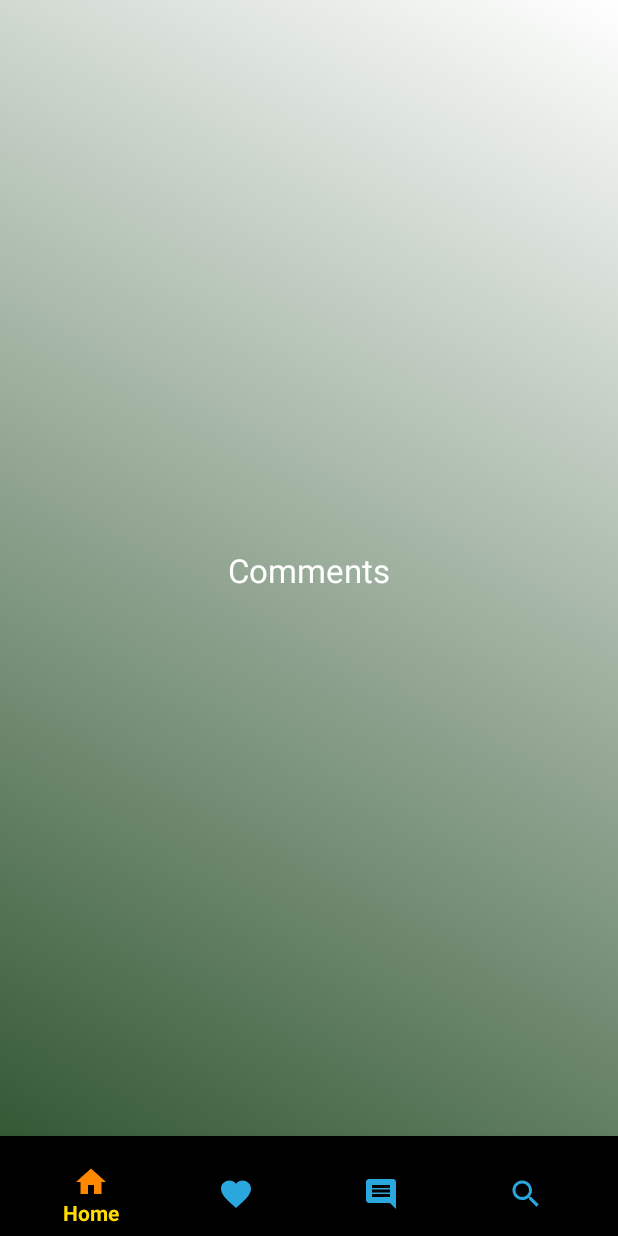
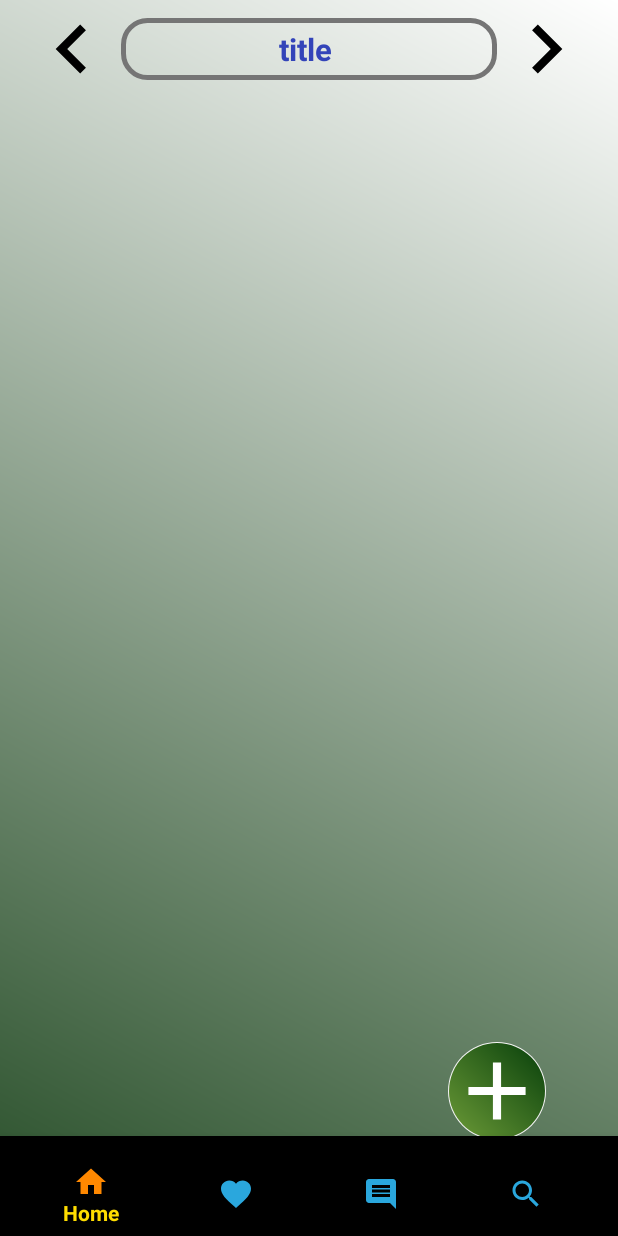
Before and after one commit to owisezoubi/RadioApplication, an Android app: the fragment CommentsFragment placed in its activity, on a phone screen of 412 x 824 dp. Run offline under Robolectric (Android 15) with nearby library versions, the phone set to English and light mode, and no system bars; our stand-ins replace sdp/ssp sizes; libraries missing offline, so code that uses them is left out: com.cloudant.sync, com.miguelcatalan.materialsearchview, com.wang.avi; 7 statements that could not run were skipped.

Commit message:
start of comments .. layout design

```diff
--- /dev/null
+++ b/app/src/main/res/drawable/background_comments_title.xml
@@ -0,0 +1,15 @@
+<?xml version="1.0" encoding="utf-8"?>
+<shape xmlns:android="http://schemas.android.com/apk/res/android"
+    android:shape="rectangle">
+    <gradient
+        android:endColor="@color/clear"
+        android:startColor="@color/clear"
+        android:angle="45" />
+
+
+    <stroke
+        android:width="3dp"
+        android:color="@color/secondaryText" />
+    <corners android:radius="16dp" />
+
+</shape>
--- /dev/null
+++ b/app/src/main/res/drawable/button_add_comment.xml
@@ -0,0 +1,43 @@
+<?xml version="1.0" encoding="utf-8"?>
+<layer-list xmlns:android="http://schemas.android.com/apk/res/android">
+
+    <!-- Outside border/shadow -->
+    <item>
+        <shape android:shape="oval">
+            <size
+                android:width="200dp"
+                android:height="200dp" />
+            <gradient
+                android:angle="135"
+                android:endColor="#f4f4f4"
+                android:startColor="#f4f4f4" />
+        </shape>
+    </item>
+
+    <!-- Inset -->
+    <item
+        android:top="1dp"
+        android:left="1dp"
+        android:right="1dp"
+        android:bottom="1dp">
+        <shape android:shape="oval">
+            <gradient
+                android:angle="45"
+                android:startColor="#6C9B37"
+                android:endColor="#073F0B" />
+        </shape>
+    </item>
+
+
+    <!-- Main button -->
+    <item
+        android:top="16dp"
+        android:left="16dp"
+        android:right="16dp"
+        android:bottom="16dp">
+        <shape android:shape="oval">
+            <solid android:color="#00000000" />
+        </shape>
+    </item>
+
+</layer-list>
--- /dev/null
+++ b/app/src/main/res/drawable/ic_add.xml
@@ -0,0 +1,10 @@
+<vector android:autoMirrored="true"
+    android:height="24dp"
+    android:viewportHeight="24.0"
+    android:viewportWidth="24.0"
+    android:width="24dp"
+    xmlns:android="http://schemas.android.com/apk/res/android">
+    <path
+        android:fillColor="#FF000000"
+        android:pathData="M19,13h-6v6h-2v-6H5v-2h6V5h2v6h6v2z" />
+</vector>
--- /dev/null
+++ b/app/src/main/res/drawable/ic_chevron_left.xml
@@ -0,0 +1,10 @@
+<vector android:autoMirrored="true"
+    android:height="24dp"
+    android:viewportHeight="24.0"
+    android:viewportWidth="24.0"
+    android:width="24dp"
+    xmlns:android="http://schemas.android.com/apk/res/android">
+    <path
+        android:fillColor="#FF000000"
+        android:pathData="M15.41,7.41L14,6l-6,6 6,6 1.41,-1.41L10.83,12z" />
+</vector>
--- /dev/null
+++ b/app/src/main/res/drawable/ic_chevron_right.xml
@@ -0,0 +1,10 @@
+<vector android:autoMirrored="true"
+    android:height="24dp"
+    android:viewportHeight="24.0"
+    android:viewportWidth="24.0"
+    android:width="24dp"
+    xmlns:android="http://schemas.android.com/apk/res/android">
+    <path
+        android:fillColor="#FF000000"
+        android:pathData="M10,6L8.59,7.41 13.17,12l-4.58,4.59L10,18l6,-6z" />
+</vector>
--- a/app/src/main/res/layout/fragment_comments.xml
+++ b/app/src/main/res/layout/fragment_comments.xml
@@ -1,14 +1,86 @@
 <?xml version="1.0" encoding="utf-8"?>
-<RelativeLayout xmlns:android="http://schemas.android.com/apk/res/android"
+<LinearLayout xmlns:android="http://schemas.android.com/apk/res/android"
     android:layout_width="match_parent"
     android:layout_height="match_parent"
+
+    android:textDirection="locale"
+    android:layoutDirection="locale"
+
+    android:orientation="vertical"
     android:background="@drawable/background_comments">
 
-    <TextView
-        android:layout_width="wrap_content"
-        android:layout_height="wrap_content"
-        android:text="Comments"
-        android:layout_centerInParent="true"
-        android:textAppearance="@style/Base.TextAppearance.AppCompat.Large"/>
+    <RelativeLayout
+        android:id="@+id/layCommentsTop"
+        android:layout_marginStart="@dimen/_12sdp"
+        android:layout_marginEnd="@dimen/_12sdp"
+        android:layout_width="match_parent"
+        android:layout_height="wrap_content">
 
-</RelativeLayout>
+        <ImageView
+            android:id="@+id/btnPrevTitle_Comments"
+            android:layout_alignParentStart="true"
+            android:layout_width="@dimen/_50sdp"
+            android:layout_height="@dimen/_50sdp"
+            android:layout_centerVertical="true"
+            android:background="@drawable/ic_chevron_left" />
+
+        <TextView
+            android:id="@+id/txtTitle_Comments"
+            android:layout_width="match_parent"
+            android:layout_height="wrap_content"
+            android:background="@drawable/background_comments_title"
+            android:text="title "
+            android:layout_marginTop="@dimen/_5sdp"
+            android:textAlignment="center"
+            android:textSize="@dimen/_16ssp"
+            android:layout_centerVertical="true"
+            android:padding="@dimen/_5sdp"
+            android:textStyle="bold"
+            android:textColor="@color/album_alternate_2"
+            android:layout_toEndOf="@id/btnPrevTitle_Comments"
+            android:layout_toStartOf="@id/btnNextTitle_Comments" />
+
+        <ImageView
+            android:id="@+id/btnNextTitle_Comments"
+            android:layout_centerVertical="true"
+            android:layout_alignParentEnd="true"
+            android:layout_width="@dimen/_50sdp"
+            android:layout_height="@dimen/_50sdp"
+            android:background="@drawable/ic_chevron_right" />
+
+
+    </RelativeLayout>
+
+
+    <RelativeLayout
+        android:id="@+id/layCommentsBody"
+        android:layoutDirection="rtl"
+        android:textDirection="rtl"
+        android:layout_marginStart="@dimen/_12sdp"
+        android:layout_marginEnd="@dimen/_12sdp"
+        android:layout_width="match_parent"
+        android:layout_height="wrap_content">
+
+        <ListView
+            android:id="@+id/lstComments"
+            android:layout_width="match_parent"
+            android:layout_height="wrap_content"
+            android:layout_above="@id/btnAddComment" />
+
+
+        <ImageView
+            android:id="@+id/btnAddComment"
+            android:background="@drawable/button_add_comment"
+            android:src="@drawable/ic_add"
+            android:tint="@color/navbar_item_text"
+            android:layout_alignParentBottom="true"
+            android:layout_alignParentStart="true"
+            android:layout_marginStart="@dimen/_25sdp"
+            android:layout_width="@dimen/_50sdp"
+            android:layout_height="@dimen/_50sdp" />
+
+
+    </RelativeLayout>
+
+
+</LinearLayout>
--- a/app/src/main/res/values/strings.xml
+++ b/app/src/main/res/values/strings.xml
@@ -26,4 +26,10 @@
     <string name="dialog_subtitle_broadcast_details">broadcast details</string>
     <string name="dialog_subtitle_broadcasters_participants">broadcasters / participants</string>
     <string name="dialog_subtitle_guests">guests</string>
+
+
+    <string name="dummy_text">Lorem ipsum dolor sit amet, consectetur adipiscing elit. Fusce a scelerisque magna, congue pretium neque. Fusce eget nunc aliquam, scelerisque nunc bibendum, sagittis augue. Ut in tristique nisi. Vivamus rutrum ut diam id faucibus.</string>
+    <string name="add_comment_edittxt_content">enter comment here ...</string>
+    <string name="btn_submit_comment">Submit</string>
+    <string name="comment_add_enter_name">enter your name ...</string>
 </resources>
```
Also changed, not shown: app/src/main/res/drawable/back_item_comment.xml (added, +15 -0 lines), app/src/main/res/drawable/background_dialog_add_comment.xml (added, +16 -0 lines), app/src/main/res/layout/dialog_add_comment.xml (added, +128 -0 lines), app/src/main/res/layout/item_comment.xml (added, +72 -0 lines), 1 other file.
